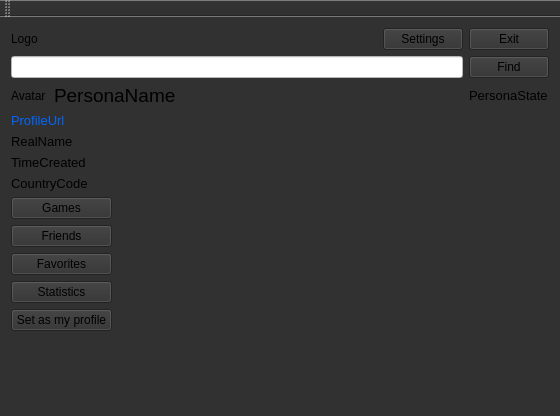
The window that AraSteamManager/mainwindow.ui (Arankir/AraSteamManager) describes before a commit, drawn with Qt 5.
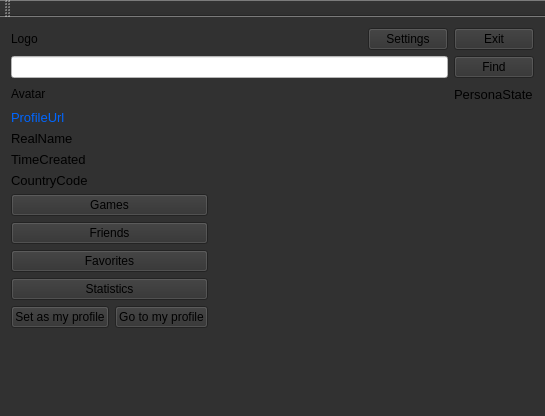
The same window after the commit.

```diff
--- a/AraSteamManager/mainwindow.ui
+++ b/AraSteamManager/mainwindow.ui
@@ -6,7 +6,7 @@
    <rect>
     <x>0</x>
     <y>0</y>
-    <width>560</width>
+    <width>545</width>
     <height>416</height>
    </rect>
   </property>
@@ -18,7 +18,29 @@
   </property>
   <widget class="QWidget" name="centralWidget">
    <layout class="QGridLayout" name="gridLayout">
-    <item row="13" column="0">
+    <item row="0" column="0">
+     <widget class="QLabel" name="FormProfileLabelLogo">
+      <property name="text">
+       <string>Logo</string>
+      </property>
+     </widget>
+    </item>
+    <item row="3" column="0" colspan="6">
+     <widget class="QLabel" name="FormProfileLabelProfileUrl">
+      <property name="font">
+       <font>
+        <pointsize>10</pointsize>
+       </font>
+      </property>
+      <property name="styleSheet">
+       <string notr="true">color: rgb(0, 102, 255);</string>
+      </property>
+      <property name="text">
+       <string>ProfileUrl</string>
+      </property>
+     </widget>
+    </item>
+    <item row="12" column="0">
      <spacer name="verticalSpacer">
       <property name="orientation">
        <enum>Qt::Vertical</enum>
@@ -31,56 +53,33 @@
       </property>
      </spacer>
     </item>
-    <item row="9" column="0" colspan="2">
-     <widget class="QPushButton" name="FormProfileButtonFavorites">
-      <property name="text">
-       <string>Favorites</string>
+    <item row="6" column="0" colspan="4">
+     <widget class="QLabel" name="FormProfileLabelLocCountryCode">
+      <property name="font">
+       <font>
+        <pointsize>10</pointsize>
+       </font>
       </property>
-     </widget>
-    </item>
-    <item row="2" column="3" colspan="8">
-     <spacer name="horizontalSpacer">
-      <property name="orientation">
-       <enum>Qt::Horizontal</enum>
-      </property>
-      <property name="sizeHint" stdset="0">
-       <size>
-        <width>40</width>
-        <height>20</height>
-       </size>
-      </property>
-     </spacer>
-    </item>
-    <item row="1" column="0" colspan="11">
-     <widget class="QLineEdit" name="FormProfileLineEditIdProfile">
-      <property name="styleSheet">
-       <string notr="true">background-color: rgb(255, 255, 255);
-color: rgb(26, 26, 26);</string>
-      </property>
-     </widget>
-    </item>
-    <item row="0" column="10">
-     <widget class="QPushButton" name="FormProfileButtonSettings">
       <property name="text">
-       <string>Settings</string>
+       <string>CountryCode</string>
       </property>
      </widget>
     </item>
-    <item row="8" column="0" colspan="2">
-     <widget class="QPushButton" name="FormProfileButtonFriends">
-      <property name="text">
-       <string>Friends</string>
-      </property>
-     </widget>
-    </item>
-    <item row="11" column="0" colspan="2">
+    <item row="10" column="0" colspan="2">
      <widget class="QPushButton" name="FormProfileButtonStatistics">
       <property name="text">
        <string>Statistics</string>
       </property>
      </widget>
     </item>
-    <item row="4" column="0" colspan="6">
+    <item row="0" column="5">
+     <widget class="QPushButton" name="FormProfileButtonExit">
+      <property name="text">
+       <string>Exit</string>
+      </property>
+     </widget>
+    </item>
+    <item row="4" column="0" colspan="4">
      <widget class="QLabel" name="FormProfileLabelRealName">
       <property name="font">
        <font>
@@ -92,13 +91,61 @@
       </property>
      </widget>
     </item>
-    <item row="1" column="11" colspan="2">
+    <item row="1" column="5">
      <widget class="QPushButton" name="FormProfileButtonFindProfile">
       <property name="text">
        <string>Find</string>
       </property>
      </widget>
     </item>
+    <item row="11" column="0">
+     <widget class="QPushButton" name="FormProfileButtonSetProfile">
+      <property name="text">
+       <string>Set as my profile</string>
+      </property>
+     </widget>
+    </item>
+    <item row="9" column="0" colspan="2">
+     <widget class="QPushButton" name="FormProfileButtonFavorites">
+      <property name="text">
+       <string>Favorites</string>
+      </property>
+     </widget>
+    </item>
+    <item row="0" column="4">
+     <widget class="QPushButton" name="FormProfileButtonSettings">
+      <property name="text">
+       <string>Settings</string>
+      </property>
+     </widget>
+    </item>
+    <item row="5" column="0" colspan="4">
+     <widget class="QLabel" name="FormProfileLabelTimeCreated">
+      <property name="font">
+       <font>
+        <pointsize>10</pointsize>
+       </font>
+      </property>
+      <property name="text">
+       <string>TimeCreated</string>
+      </property>
+     </widget>
+    </item>
+    <item row="1" column="0" colspan="5">
+     <widget class="QLineEdit" name="FormProfileLineEditIdProfile">
+      <property name="styleSheet">
+       <string notr="true">background-color: rgb(255, 255, 255);
+color: rgb(26, 26, 26);</string>
+      </property>
+     </widget>
+    </item>
+    <item row="11" column="1">
+     <widget class="QPushButton" name="FormProfileButtonGoToMyProfile">
+      <property name="text">
+       <string>Go to my profile</string>
+      </property>
+     </widget>
+    </item>
     <item row="7" column="0" colspan="2">
      <widget class="QPushButton" name="FormProfileButtonGames">
       <property name="text">
@@ -106,96 +153,44 @@
       </property>
      </widget>
     </item>
-    <item row="6" column="0" colspan="6">
-     <widget class="QLabel" name="FormProfileLabelLocCountryCode">
-      <property name="font">
-       <font>
-        <pointsize>10</pointsize>
-       </font>
-      </property>
-      <property name="text">
-       <string>CountryCode</string>
-      </property>
-     </widget>
-    </item>
-    <item row="0" column="11" colspan="2">
-     <widget class="QPushButton" name="FormProfileButtonExit">
-      <property name="text">
-       <string>Exit</string>
-      </property>
-     </widget>
-    </item>
-    <item row="2" column="11" colspan="2">
-     <widget class="QLabel" name="FormProfileLabelPersonaState">
-      <property name="font">
-       <font>
-        <pointsize>10</pointsize>
-       </font>
-      </property>
-      <property name="text">
-       <string>PersonaState</string>
-      </property>
-     </widget>
-    </item>
-    <item row="2" column="0">
+    <item row="2" column="0" colspan="3">
      <widget class="QLabel" name="FormProfileAvatar">
       <property name="text">
        <string>Avatar</string>
       </property>
      </widget>
     </item>
-    <item row="3" column="0" colspan="7">
-     <widget class="QLabel" name="FormProfileLabelProfileUrl">
-      <property name="font">
-       <font>
-        <pointsize>10</pointsize>
-       </font>
-      </property>
-      <property name="styleSheet">
-       <string notr="true">color: rgb(0, 102, 255);</string>
-      </property>
+    <item row="8" column="0" colspan="2">
+     <widget class="QPushButton" name="FormProfileButtonFriends">
       <property name="text">
-       <string>ProfileUrl</string>
+       <string>Friends</string>
       </property>
      </widget>
     </item>
-    <item row="2" column="1" colspan="2">
-     <widget class="QLabel" name="FormProfileLabelPersonaName">
+    <item row="2" column="5">
+     <widget class="QLabel" name="FormProfileLabelPersonaState">
       <property name="font">
        <font>
-        <pointsize>14</pointsize>
-       </font>
-      </property>
-      <property name="text">
-       <string>PersonaName</string>
-      </property>
-     </widget>
-    </item>
-    <item row="5" column="0" colspan="6">
-     <widget class="QLabel" name="FormProfileLabelTimeCreated">
-      <property name="font">
-       <font>
         <pointsize>10</pointsize>
        </font>
       </property>
       <property name="text">
-       <string>TimeCreated</string>
+       <string>PersonaState</string>
       </property>
      </widget>
     </item>
-    <item row="12" column="0" colspan="2">
-     <widget class="QPushButton" name="FormProfileButtonSetProfile">
-      <property name="text">
-       <string>Set as my profile</string>
+    <item row="2" column="3" colspan="2">
+     <spacer name="horizontalSpacer">
+      <property name="orientation">
+       <enum>Qt::Horizontal</enum>
       </property>
-     </widget>
-    </item>
-    <item row="0" column="0" colspan="10">
-     <widget class="QLabel" name="FormProfileLabelLogo">
-      <property name="text">
-       <string>Logo</string>
+      <property name="sizeHint" stdset="0">
+       <size>
+        <width>40</width>
+        <height>20</height>
+       </size>
       </property>
-     </widget>
+     </spacer>
     </item>
    </layout>
   </widget>
```
Left out of the diff: 2 changed lines with no effect on the pictures.
